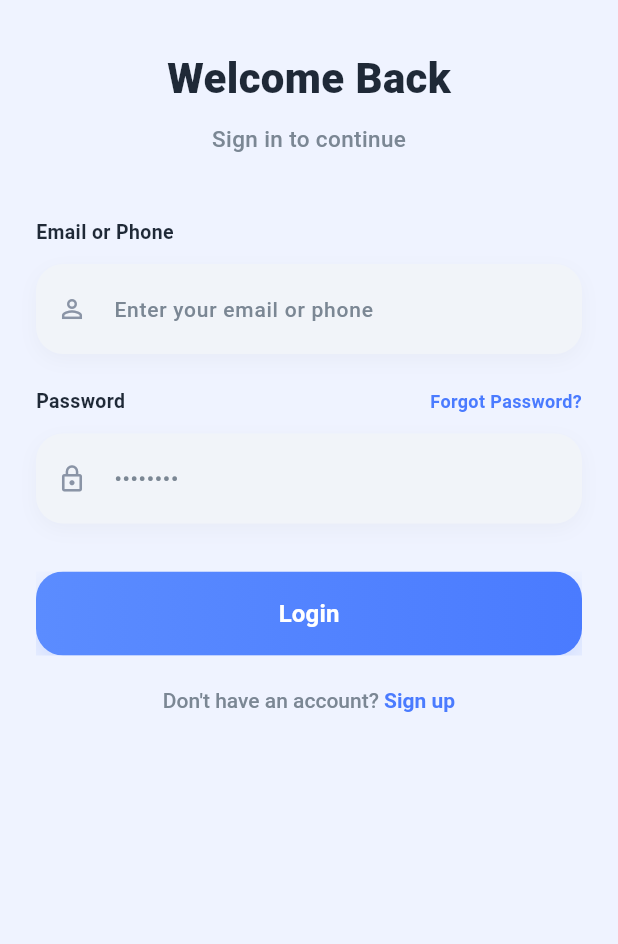
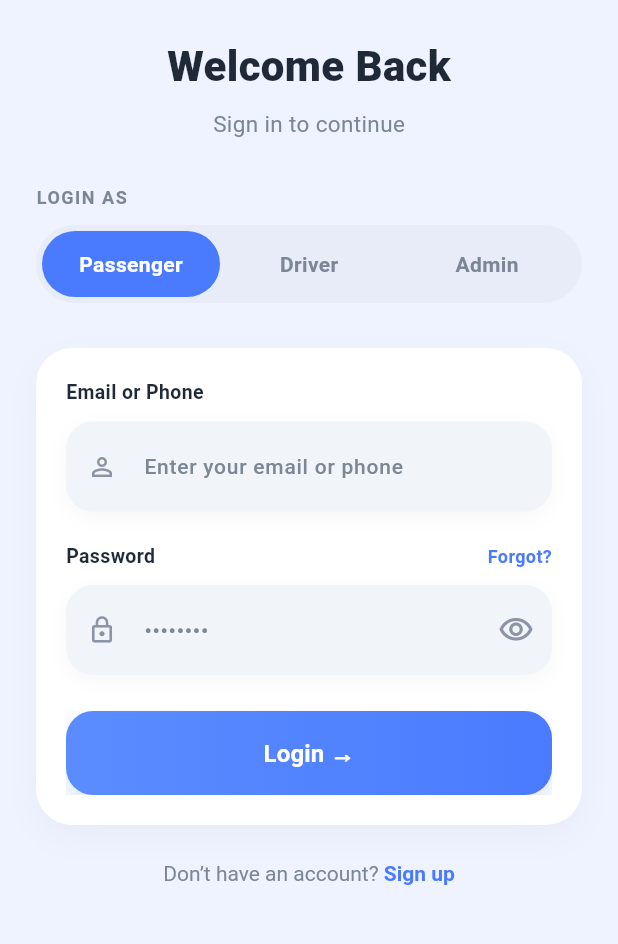
Before and after one commit to Yenuuu/buz-mobile-app, a Flutter app: the screen it shows after launch, on a phone screen of 412 x 824 dp, the part 177-1121 px from its top. Run offline on Flutter 3.47's test engine with Material 3 defaults, Android fonts, the phone set to English and light mode, and no system bars; Roboto replaces fonts that are missing (SF Pro Display).

Commit message:
feat: add role-based login flow with logo integration and password toggle

```diff
--- a/lib/app/routes/app_routes.dart
+++ b/lib/app/routes/app_routes.dart
@@ -1,6 +1,8 @@
 import 'package:flutter/material.dart';
 
+import '../../features/admin/presentation/admin_dashboard_screen.dart';
 import '../../features/auth/presentation/login_screen.dart';
+import '../../features/driver/presentation/driver_dashboard_screen.dart';
 import '../../features/home/presentation/home_screen.dart';
 import '../../features/splash/presentation/splash_screen.dart';
 
@@ -9,10 +11,14 @@ class AppRoutes {
   static const String splash = '/';
   static const String login = '/login';
   static const String home = '/home';
+  static const String driverDashboard = '/driver-dashboard';
+  static const String adminDashboard = '/admin-dashboard';
 
   static Map<String, WidgetBuilder> get routes => {
         splash: (_) => const SplashScreen(),
         login: (_) => const LoginScreen(),
         home: (_) => const HomeScreen(),
+        driverDashboard: (_) => const DriverDashboardScreen(),
+        adminDashboard: (_) => const AdminDashboardScreen(),
       };
 }
--- a/lib/core/widgets/custom_text_field.dart
+++ b/lib/core/widgets/custom_text_field.dart
@@ -10,12 +10,16 @@ class CustomTextField extends StatelessWidget {
     this.prefixIcon,
     this.suffix,
     this.obscureText = false,
+    this.controller,
+    this.keyboardType,
   });
 
   final String hintText;
   final IconData? prefixIcon;
   final Widget? suffix;
   final bool obscureText;
+  final TextEditingController? controller;
+  final TextInputType? keyboardType;
 
   @override
   Widget build(BuildContext context) {
@@ -31,6 +35,8 @@ class CustomTextField extends StatelessWidget {
         ],
       ),
       child: TextField(
+        controller: controller,
+        keyboardType: keyboardType,
         obscureText: obscureText,
         decoration: InputDecoration(
           hintText: hintText,
--- /dev/null
+++ b/lib/features/auth/domain/user_role.dart
@@ -0,0 +1,5 @@
+enum UserRole {
+  passenger,
+  driver,
+  admin,
+}
--- a/lib/features/auth/presentation/login_screen.dart
+++ b/lib/features/auth/presentation/login_screen.dart
@@ -5,13 +5,51 @@ import '../../../app/theme/app_colors.dart';
 import '../../../core/widgets/app_logo.dart';
 import '../../../core/widgets/custom_button.dart';
 import '../../../core/widgets/custom_text_field.dart';
+import '../domain/user_role.dart';
+import 'widgets/role_selector.dart';
 
-/// Login screen for passenger authentication.
+/// Role-based login screen.
 ///
-/// This screen is currently UI-focused and navigates to the home screen
-/// after tapping the login button.
-class LoginScreen extends StatelessWidget {
+/// Supports:
+/// - role selection
+/// - password visibility toggle
+/// - basic input handling
+/// - role-based navigation
+class LoginScreen extends StatefulWidget {
   const LoginScreen({super.key});
+
+  @override
+  State<LoginScreen> createState() => _LoginScreenState();
+}
+
+class _LoginScreenState extends State<LoginScreen> {
+  final TextEditingController _emailOrPhoneController =
+      TextEditingController();
+  final TextEditingController _passwordController = TextEditingController();
+
+  UserRole _selectedRole = UserRole.passenger;
+  bool _obscurePassword = true;
+
+  @override
+  void dispose() {
+    _emailOrPhoneController.dispose();
+    _passwordController.dispose();
+    super.dispose();
+  }
+
+  void _handleLogin() {
+    switch (_selectedRole) {
+      case UserRole.passenger:
+        Navigator.pushReplacementNamed(context, AppRoutes.home);
+        break;
+      case UserRole.driver:
+        Navigator.pushReplacementNamed(context, AppRoutes.driverDashboard);
+        break;
+      case UserRole.admin:
+        Navigator.pushReplacementNamed(context, AppRoutes.adminDashboard);
+        break;
+    }
+  }
 
   @override
   Widget build(BuildContext context) {
@@ -20,10 +58,6 @@ class LoginScreen extends StatelessWidget {
       body: SafeArea(
         child: SingleChildScrollView(
           padding: const EdgeInsets.symmetric(horizontal: 24, vertical: 20),
-          child: ConstrainedBox(
-            constraints: BoxConstraints(
-              minHeight: MediaQuery.of(context).size.height - 80,
-            ),
           child: Column(
             crossAxisAlignment: CrossAxisAlignment.center,
             children: [
@@ -33,7 +67,7 @@ class LoginScreen extends StatelessWidget {
                 logoSize: 58,
               ),
 
-                const SizedBox(height: 32),
+              const SizedBox(height: 24),
 
               const Text(
                 'Welcome Back',
@@ -44,19 +78,59 @@ class LoginScreen extends StatelessWidget {
                 ),
               ),
 
-                const SizedBox(height: 10),
+              const SizedBox(height: 8),
 
               const Text(
                 'Sign in to continue',
                 style: TextStyle(
                   fontSize: 15,
                   color: AppColors.textSecondary,
-                    fontWeight: FontWeight.w500,
                 ),
               ),
 
-                const SizedBox(height: 42),
+              const SizedBox(height: 30),
 
+              const Align(
+                alignment: Alignment.centerLeft,
+                child: Text(
+                  'LOGIN AS',
+                  style: TextStyle(
+                    fontSize: 12,
+                    fontWeight: FontWeight.w700,
+                    color: AppColors.textSecondary,
+                    letterSpacing: 1,
+                  ),
+                ),
+              ),
+
+              const SizedBox(height: 10),
+
+              RoleSelector(
+                selectedRole: _selectedRole,
+                onRoleChanged: (role) {
+                  setState(() {
+                    _selectedRole = role;
+                  });
+                },
+              ),
+
+              const SizedBox(height: 30),
+
+              Container(
+                padding: const EdgeInsets.all(20),
+                decoration: BoxDecoration(
+                  color: AppColors.white,
+                  borderRadius: BorderRadius.circular(24),
+                  boxShadow: [
+                    BoxShadow(
+                      color: Colors.black.withOpacity(0.03),
+                      blurRadius: 18,
+                      offset: const Offset(0, 8),
+                    ),
+                  ],
+                ),
+                child: Column(
+                  children: [
                     const Align(
                       alignment: Alignment.centerLeft,
                       child: Text(
@@ -68,16 +142,14 @@ class LoginScreen extends StatelessWidget {
                         ),
                       ),
                     ),
-
-                const SizedBox(height: 12),
-
-                const CustomTextField(
+                    const SizedBox(height: 10),
+                    CustomTextField(
+                      controller: _emailOrPhoneController,
+                      keyboardType: TextInputType.emailAddress,
                       hintText: 'Enter your email or phone',
                       prefixIcon: Icons.person_outline,
                     ),
-
-                const SizedBox(height: 22),
-
+                    const SizedBox(height: 20),
                     Row(
                       mainAxisAlignment: MainAxisAlignment.spaceBetween,
                       children: const [
@@ -90,7 +162,7 @@ class LoginScreen extends StatelessWidget {
                           ),
                         ),
                         Text(
-                      'Forgot Password?',
+                          'Forgot?',
                           style: TextStyle(
                             fontSize: 12,
                             fontWeight: FontWeight.w700,
@@ -99,38 +171,45 @@ class LoginScreen extends StatelessWidget {
                         ),
                       ],
                     ),
-
-                const SizedBox(height: 12),
-
-                const CustomTextField(
+                    const SizedBox(height: 10),
+                    CustomTextField(
+                      controller: _passwordController,
                       hintText: '••••••••',
                       prefixIcon: Icons.lock_outline,
-                  obscureText: true,
+                      obscureText: _obscurePassword,
+                      suffix: IconButton(
+                        onPressed: () {
+                          setState(() {
+                            _obscurePassword = !_obscurePassword;
+                          });
+                        },
+                        icon: Icon(
+                          _obscurePassword
+                              ? Icons.visibility_outlined
+                              : Icons.visibility_off_outlined,
+                          color: AppColors.inputIcon,
+                        ),
+                      ),
+                    ),
+                    const SizedBox(height: 24),
+                    CustomButton(
+                      label: 'Login →',
+                      onPressed: _handleLogin,
+                    ),
+                  ],
+                ),
               ),
 
-                const SizedBox(height: 32),
-
-                CustomButton(
-                  label: 'Login',
-                  onPressed: () {
-                    Navigator.pushReplacementNamed(
-                      context,
-                      AppRoutes.home,
-                    );
-                  },
-                ),
-
-                const SizedBox(height: 22),
+              const SizedBox(height: 24),
 
               RichText(
                 text: const TextSpan(
                   style: TextStyle(
                     fontSize: 14,
                     color: AppColors.textSecondary,
-                      fontWeight: FontWeight.w500,
                   ),
                   children: [
-                      TextSpan(text: "Don't have an account? "),
+                    TextSpan(text: "Don’t have an account? "),
                     TextSpan(
                       text: 'Sign up',
                       style: TextStyle(
@@ -142,9 +221,8 @@ class LoginScreen extends StatelessWidget {
                 ),
               ),
 
-                const SizedBox(height: 24),
+              const SizedBox(height: 30),
             ],
-            ),
           ),
         ),
       ),
--- /dev/null
+++ b/lib/features/auth/presentation/widgets/role_selector.dart
@@ -0,0 +1,67 @@
+import 'package:flutter/material.dart';
+import '../../../../app/theme/app_colors.dart';
+import '../../domain/user_role.dart';
+
+class RoleSelector extends StatelessWidget {
+  final UserRole selectedRole;
+  final Function(UserRole) onRoleChanged;
+
+  const RoleSelector({
+    super.key,
+    required this.selectedRole,
+    required this.onRoleChanged,
+  });
+
+  @override
+  Widget build(BuildContext context) {
+    return Container(
+      padding: const EdgeInsets.all(4),
+      decoration: BoxDecoration(
+        color: const Color(0xFFE7ECF8),
+        borderRadius: BorderRadius.circular(30),
+      ),
+      child: Row(
+        children: UserRole.values.map((role) {
+          final isSelected = role == selectedRole;
+
+          return Expanded(
+            child: GestureDetector(
+              onTap: () => onRoleChanged(role),
+              child: AnimatedContainer(
+                duration: const Duration(milliseconds: 200),
+                padding: const EdgeInsets.symmetric(vertical: 12),
+                decoration: BoxDecoration(
+                  color: isSelected ? AppColors.primary : Colors.transparent,
+                  borderRadius: BorderRadius.circular(30),
+                ),
+                child: Center(
+                  child: Text(
+                    _getRoleText(role),
+                    style: TextStyle(
+                      fontSize: 14,
+                      fontWeight: FontWeight.w600,
+                      color: isSelected
+                          ? Colors.white
+                          : AppColors.textSecondary,
+                    ),
+                  ),
+                ),
+              ),
+            ),
+          );
+        }).toList(),
+      ),
+    );
+  }
+
+  String _getRoleText(UserRole role) {
+    switch (role) {
+      case UserRole.passenger:
+        return 'Passenger';
+      case UserRole.driver:
+        return 'Driver';
+      case UserRole.admin:
+        return 'Admin';
+    }
+  }
+}
```
Also changed, not shown: lib/features/admin/presentation/admin_dashboard_screen.dart (added, +39 -0 lines), lib/features/driver/presentation/driver_dashboard_screen.dart (added, +39 -0 lines). Lines whose indentation alone changed are shown as unchanged.
